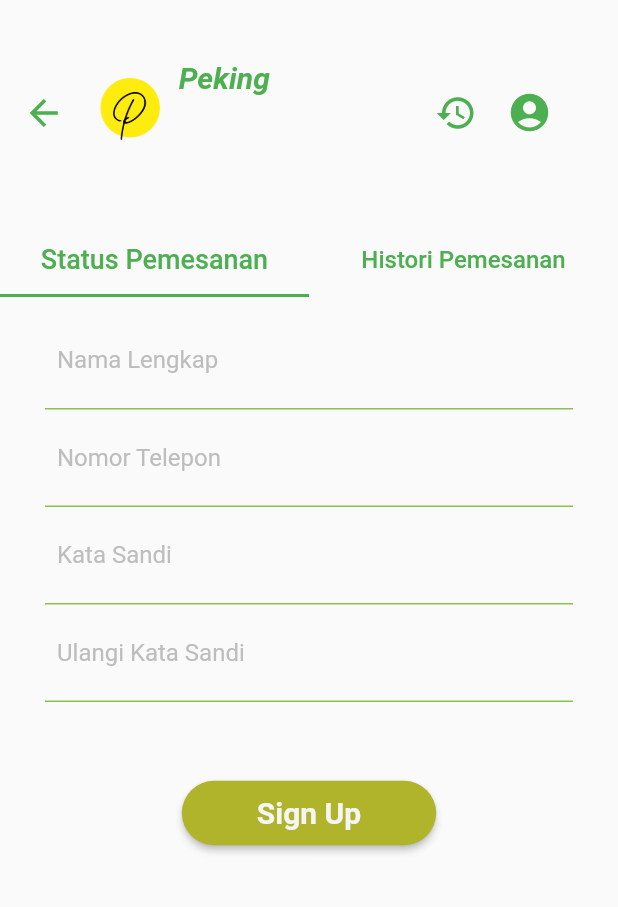
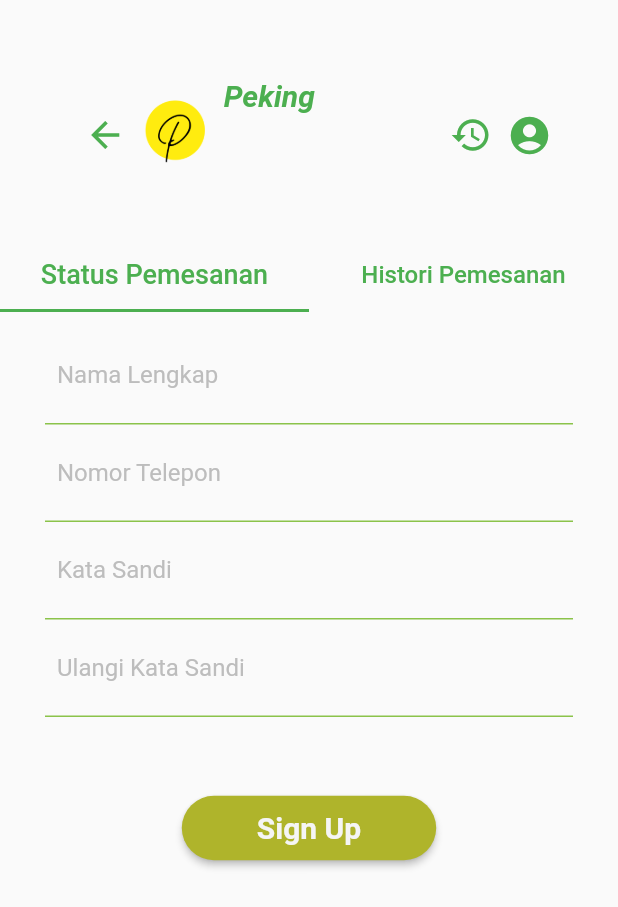
Before and after one commit to ryfakarin/Peking, a Flutter app: the SellerHomePage screen opened directly, after a tap on the "history" icon, on a phone screen of 412 x 824 dp. Shown: the top 907 px of the screen. Run offline on Flutter 3.47's test engine with Material 2 defaults, Android fonts, the phone set to English and light mode, and no system bars.

Commit message:
Fixing few AppBar bugs

```diff
--- a/lib/signup.dart
+++ b/lib/signup.dart
@@ -13,7 +13,7 @@ class SignUpPage extends StatelessWidget {
           child: MaterialApp(
             home: Scaffold(
               appBar: new AppBar(
-                toolbarHeight: 130,
+                toolbarHeight: 110,
                 leading: null,
                 backgroundColor: Colors.lime[700],
                 actions: <Widget>[
--- a/lib/status_history.dart
+++ b/lib/status_history.dart
@@ -13,12 +13,12 @@ class StatusAndHistory extends StatelessWidget {
         home: Scaffold(
           appBar: new AppBar(
             leading: null,
-            toolbarHeight: 150,
+            toolbarHeight: 160,
             backgroundColor: Colors.transparent,
             elevation: 0.0,
             actions: <Widget>[
               IconButton(
-                  padding: EdgeInsets.fromLTRB(0, 20, 25, 0),
+                  padding: EdgeInsets.fromLTRB(0, 30, 0, 0),
                   icon: Icon(
                     Icons.arrow_back,
                     size: 28.0,
@@ -29,7 +29,7 @@ class StatusAndHistory extends StatelessWidget {
                         MaterialPageRoute(builder: (context) => LoginPage()));
                   }),
               Container(
-                margin: EdgeInsets.fromLTRB(0, 15, 10, 0),
+                margin: EdgeInsets.fromLTRB(0, 25, 10, 0),
                 height: 45,
                 width: 45,
                 decoration: BoxDecoration(
@@ -37,7 +37,7 @@ class StatusAndHistory extends StatelessWidget {
                         image: AssetImage('assets/images/logo.PNG'))),
               ),
               Container(
-                  padding: EdgeInsets.fromLTRB(0, 40, 110, 20),
+                  padding: EdgeInsets.fromLTRB(0, 52, 80, 20),
                   child: Text('Peking',
                       style: TextStyle(
                           color: Colors.green,
@@ -45,7 +45,7 @@ class StatusAndHistory extends StatelessWidget {
                           fontStyle: FontStyle.italic,
                           fontWeight: FontWeight.bold))),
               IconButton(
-                  padding: EdgeInsets.fromLTRB(0, 40, 20, 20),
+                  padding: EdgeInsets.fromLTRB(0, 50, 0, 20),
                   icon: Icon(
                     Icons.history,
                     size: 28.0,
@@ -53,7 +53,7 @@ class StatusAndHistory extends StatelessWidget {
                   ),
                   onPressed: null),
               IconButton(
-                  padding: EdgeInsets.fromLTRB(0, 40, 50, 20),
+                  padding: EdgeInsets.fromLTRB(0, 50, 50, 20),
                   icon: Icon(
                     Icons.account_circle,
                     size: 30.0,
@@ -62,7 +62,7 @@ class StatusAndHistory extends StatelessWidget {
                   onPressed: null),
             ],
             bottom: TabBar(
-              labelPadding: EdgeInsets.fromLTRB(20, 20, 20, 0),
+              labelPadding: EdgeInsets.fromLTRB(20, 10, 20, 0),
               onTap: (index) {},
               indicatorColor: Colors.green,
               labelColor: Colors.green,
```
Also changed, not shown: 1 other file.
